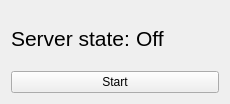
This is widget.ui in Vergervan/RestService as Qt 5 draws it before an edit. The edited form follows.
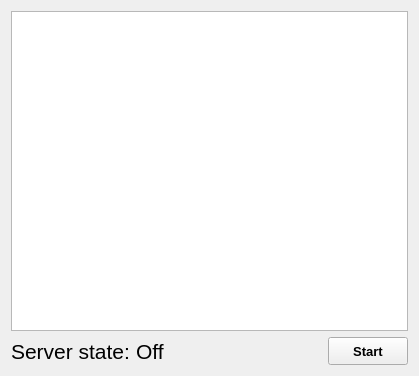
This is the edited form.

Commit message: Sort files and add a UI table

```diff
--- a/widget.ui
+++ b/widget.ui
@@ -6,15 +6,35 @@
    <rect>
     <x>0</x>
     <y>0</y>
-    <width>230</width>
-    <height>104</height>
+    <width>419</width>
+    <height>376</height>
    </rect>
   </property>
   <property name="windowTitle">
    <string>Http Server</string>
   </property>
   <layout class="QGridLayout" name="gridLayout">
-   <item row="0" column="0">
+   <item row="1" column="2">
+    <widget class="QPushButton" name="turnServerButton">
+     <property name="minimumSize">
+      <size>
+       <width>0</width>
+       <height>28</height>
+      </size>
+     </property>
+     <property name="font">
+      <font>
+       <pointsize>10</pointsize>
+       <weight>75</weight>
+       <bold>true</bold>
+      </font>
+     </property>
+     <property name="text">
+      <string>Start</string>
+     </property>
+    </widget>
+   </item>
+   <item row="1" column="0">
     <layout class="QHBoxLayout" name="horizontalLayout">
      <property name="sizeConstraint">
       <enum>QLayout::SetNoConstraint</enum>
@@ -33,6 +53,12 @@
      </item>
      <item>
       <widget class="QLabel" name="stateLabel">
+       <property name="sizePolicy">
+        <sizepolicy hsizetype="Fixed" vsizetype="Preferred">
+         <horstretch>0</horstretch>
+         <verstretch>0</verstretch>
+        </sizepolicy>
+       </property>
        <property name="font">
         <font>
          <pointsize>16</pointsize>
@@ -45,13 +71,32 @@
      </item>
     </layout>
    </item>
-   <item row="1" column="0">
-    <widget class="QPushButton" name="turnServerButton">
-     <property name="text">
-      <string>Start</string>
+   <item row="0" column="0" colspan="3">
+    <widget class="QTableWidget" name="dataTable">
+     <property name="selectionBehavior">
+      <enum>QAbstractItemView::SelectItems</enum>
      </property>
+     <property name="columnCount">
+      <number>0</number>
+     </property>
+     <attribute name="horizontalHeaderStretchLastSection">
+      <bool>true</bool>
+     </attribute>
     </widget>
    </item>
+   <item row="1" column="1">
+    <spacer name="horizontalSpacer">
+     <property name="orientation">
+      <enum>Qt::Horizontal</enum>
+     </property>
+     <property name="sizeHint" stdset="0">
+      <size>
+       <width>40</width>
+       <height>20</height>
+      </size>
+     </property>
+    </spacer>
+   </item>
   </layout>
  </widget>
  <resources/>
```
The commit also changes 14 other files.
